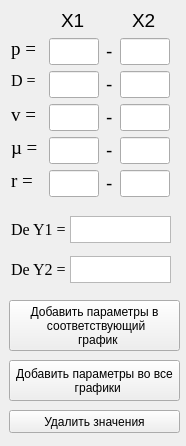
SuperEjik/Diagram, file Diagram_MDI/dean_menu.ui: the form before one commit.
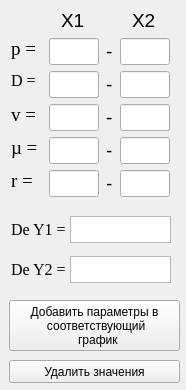
The form after the commit.

```diff
--- a/Diagram_MDI/dean_menu.ui
+++ b/Diagram_MDI/dean_menu.ui
@@ -7,7 +7,7 @@
     <x>0</x>
     <y>0</y>
     <width>186</width>
-    <height>446</height>
+    <height>390</height>
    </rect>
   </property>
   <property name="windowTitle">
@@ -252,30 +252,11 @@
     <string>&lt;html&gt;&lt;head/&gt;&lt;body&gt;&lt;p&gt;Введите число от 1000,00 до 5000,00&lt;/p&gt;&lt;/body&gt;&lt;/html&gt;</string>
    </property>
   </widget>
-  <widget class="QPushButton" name="add_parametrs_to_all_graphs_Dean">
-   <property name="geometry">
-    <rect>
-     <x>9</x>
-     <y>360</y>
-     <width>171</width>
-     <height>41</height>
-    </rect>
-   </property>
-   <property name="font">
-    <font>
-     <pointsize>9</pointsize>
-    </font>
-   </property>
-   <property name="text">
-    <string>Добавить параметры во все 
-  графики</string>
-   </property>
-  </widget>
   <widget class="QPushButton" name="Value_delete">
    <property name="geometry">
     <rect>
      <x>9</x>
-     <y>410</y>
+     <y>360</y>
      <width>171</width>
      <height>23</height>
     </rect>
```
